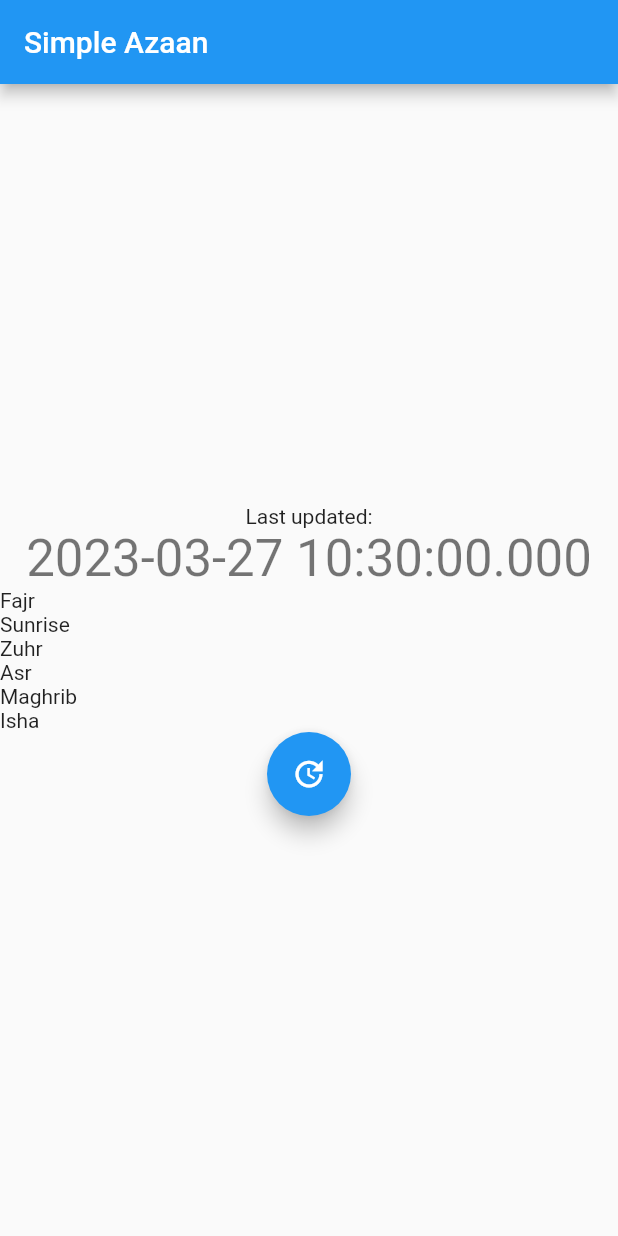
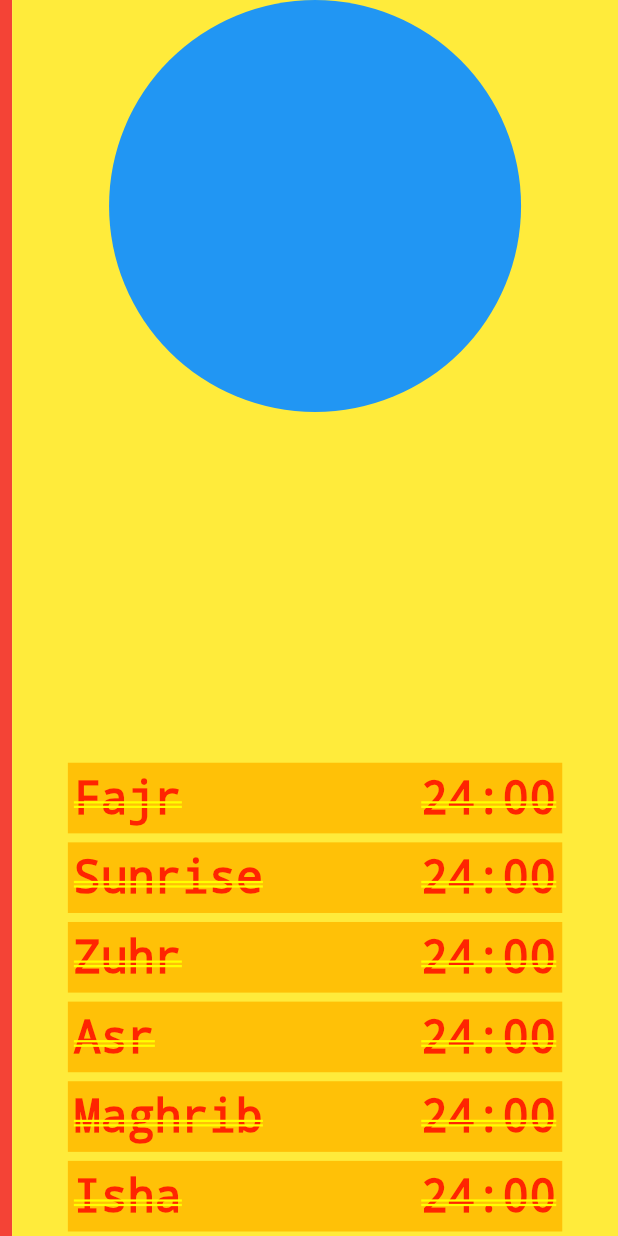
Before and after one commit to burhanhaq/SimpleAzaan, a Flutter app: the screen it shows after launch, on a phone screen of 412 x 824 dp. Run offline on Flutter 3.47's test engine with Material 2 defaults, Android fonts, the phone set to English and light mode, and no system bars; missing offline and left inert: flutter_widgetkit; network calls fail.

Commit message:
Flutter: Add new prayer homepage

```diff
--- /dev/null
+++ b/lib/home_page.dart
@@ -0,0 +1,124 @@
+import 'package:flutter/material.dart';
+import 'package:simple_azaan/aladhan_api.dart';
+import 'package:simple_azaan/prayer.dart';
+import 'package:simple_azaan/prayer_card.dart';
+import 'package:simple_azaan/prayer_data.dart';
+
+class HomePage extends StatefulWidget {
+  const HomePage({super.key});
+
+  @override
+  State<HomePage> createState() => _HomePageState();
+}
+
+class _HomePageState extends State<HomePage> {
+  Prayer? fajr;
+  Prayer? sunrise;
+  Prayer? zuhr;
+  Prayer? asr;
+  Prayer? maghrib;
+  Prayer? isha;
+
+  void _updatePrayerTime() {
+    AlAdhanApi api = AlAdhanApi(
+      city: 'Quakertown',
+      state: 'PA',
+      country: 'United States',
+      method: '2',
+    );
+    Future<dynamic> x = api.getPrayerTimeToday();
+    x.then((value) {
+      PrayerData pd = PrayerData.fromAlAdhanApi(value);
+
+      setState(() {
+        fajr = Prayer('Fajr', pd.time1);
+        sunrise = Prayer('Sunrise', pd.time2);
+        zuhr = Prayer('Zuhr', pd.time3);
+        asr = Prayer('Asr', pd.time4);
+        maghrib = Prayer('Maghrib', pd.time5);
+        isha = Prayer('Isha', pd.time6);
+      });
+    });
+  }
+
+  @override
+  Widget build(BuildContext context) {
+    _updatePrayerTime();
+
+    var screenSize = MediaQuery.of(context).size;
+    var clockDiameter = screenSize.width / 1.5;
+
+    return Row(
+      mainAxisSize: MainAxisSize.max,
+      children: [
+        Expanded(
+          flex: 2,
+          child: Container(
+            color: Colors.red,
+          ),
+        ),
+        Expanded(
+          flex: 100,
+          child: Container(
+            color: Colors.yellow,
+            child: SafeArea(
+              child: Column(
+                crossAxisAlignment: CrossAxisAlignment.center,
+                mainAxisAlignment: MainAxisAlignment.spaceBetween,
+                children: [
+                  Container(
+                    height: clockDiameter,
+                    width: clockDiameter,
+                    decoration: const BoxDecoration(
+                      shape: BoxShape.circle,
+                      color: Colors.blue,
+                    ),
+                  ),
+                  Container(
+                    child: Column(children: [
+                      Column(
+                        mainAxisAlignment: MainAxisAlignment.center,
+                        children: [
+                          PrayerCard(
+                            prayer: fajr ??
+                                Prayer('Fajr',
+                                    DateTime.parse('2020-03-25 00:00:00')),
+                          ),
+                          PrayerCard(
+                            prayer: sunrise ??
+                                Prayer('Sunrise',
+                                    DateTime.parse('2020-03-25 00:00:00')),
+                          ),
+                          PrayerCard(
+                            prayer: zuhr ??
+                                Prayer('Zuhr',
+                                    DateTime.parse('2020-03-25 00:00:00')),
+                          ),
+                          PrayerCard(
+                            prayer: asr ??
+                                Prayer('Asr',
+                                    DateTime.parse('2020-03-25 00:00:00')),
+                          ),
+                          PrayerCard(
+                            prayer: maghrib ??
+                                Prayer('Maghrib',
+                                    DateTime.parse('2020-03-25 00:00:00')),
+                          ),
+                          PrayerCard(
+                            prayer: isha ??
+                                Prayer('Isha',
+                                    DateTime.parse('2020-03-25 00:00:00')),
+                          ),
+                        ],
+                      ),
+                    ]),
+                  ),
+                ],
+              ),
+            ),
+          ),
+        ),
+      ],
+    );
+  }
+}
--- a/lib/main.dart
+++ b/lib/main.dart
@@ -1,12 +1,13 @@
 import 'dart:convert';
 
 import 'package:flutter/material.dart';
-// import 'package:home_widget/home_widget.dart';
 import 'package:flutter_widgetkit/flutter_widgetkit.dart';
 
 import 'package:simple_azaan/prayer_data.dart';
 import 'package:simple_azaan/aladhan_api.dart';
 import 'package:simple_azaan/constants.dart';
+
+import 'package:simple_azaan/home_page.dart';
 
 void main() {
   WidgetsFlutterBinding.ensureInitialized();
@@ -23,156 +24,156 @@ class MyApp extends StatelessWidget {
       theme: ThemeData(
         primarySwatch: Colors.blue,
       ),
-      home: const MyHomePage(title: 'Simple Azaan'),
+      home: const HomePage(),
     );
   }
 }
 
-class MyHomePage extends StatefulWidget {
-  const MyHomePage({super.key, required this.title});
-  final String title;
+// class MyHomePage extends StatefulWidget {
+//   const MyHomePage({super.key, required this.title});
+//   final String title;
 
-  @override
-  State<MyHomePage> createState() => _MyHomePageState();
-}
+//   @override
+//   State<MyHomePage> createState() => _MyHomePageState();
+// }
 
-class _MyHomePageState extends State<MyHomePage> {
-  DateTime lastUpdated = DateTime.now();
+// class _MyHomePageState extends State<MyHomePage> {
+//   DateTime lastUpdated = DateTime.now();
 
-  @override
-  void initState() {
-    super.initState();
-    _updatePrayerTime();
-    getPrayerTimeFromStorage();
-  }
+//   @override
+//   void initState() {
+//     super.initState();
+//     _updatePrayerTime();
+//     getPrayerTimeFromStorage();
+//   }
 
-  void _updatePrayerTime() {
-    AlAdhanApi api = AlAdhanApi();
-    Future<dynamic> x = api.getPrayerTimeToday();
-    x.then((value) {
-      // print(value);
-      var pd = PrayerData.fromAlAdhanApi(value);
-      // print('time1: ${pd.time1}');
-      // print('time2: ${pd.time2}');
-      // print('time3: ${pd.time3}');
-      // print('time4: ${pd.time4}');
-      // print('time5: ${pd.time5}');
-      // print('time6: ${pd.time6}');
+//   void _updatePrayerTime() {
+//     AlAdhanApi api = AlAdhanApi();
+//     Future<dynamic> x = api.getPrayerTimeToday();
+//     x.then((value) {
+//       // print(value);
+//       var pd = PrayerData.fromAlAdhanApi(value);
+//       // print('time1: ${pd.time1}');
+//       // print('time2: ${pd.time2}');
+//       // print('time3: ${pd.time3}');
+//       // print('time4: ${pd.time4}');
+//       // print('time5: ${pd.time5}');
+//       // print('time6: ${pd.time6}');
 
-      // PrayerData prayerData1 = PrayerData(
-      //   // DateTime(2022, 10, 9, 5, 0),
-      //   // DateTime(2022, 10, 9, 7, 15),
-      //   // DateTime(2022, 10, 9, 13, 2, 10),
-      //   // DateTime(2022, 10, 9, 13, 2, 20),
-      //   // DateTime(2022, 10, 9, 13, 2, 30),
-      //   // DateTime(2022, 10, 9, 13, 2, 40),
-      //   DateTime.now().add(Duration(seconds: 10)),
-      //   DateTime.now().add(Duration(seconds: 20)),
-      //   DateTime.now().add(Duration(seconds: 30)),
-      //   DateTime.now().add(Duration(seconds: 40)),
-      //   DateTime.now().add(Duration(seconds: 50)),
-      //   DateTime.now().add(Duration(seconds: 60)),
-      // );
+//       // PrayerData prayerData1 = PrayerData(
+//       //   // DateTime(2022, 10, 9, 5, 0),
+//       //   // DateTime(2022, 10, 9, 7, 15),
+//       //   // DateTime(2022, 10, 9, 13, 2, 10),
+//       //   // DateTime(2022, 10, 9, 13, 2, 20),
+//       //   // DateTime(2022, 10, 9, 13, 2, 30),
+//       //   // DateTime(2022, 10, 9, 13, 2, 40),
+//       //   DateTime.now().add(Duration(seconds: 10)),
+//       //   DateTime.now().add(Duration(seconds: 20)),
+//       //   DateTime.now().add(Duration(seconds: 30)),
+//       //   DateTime.now().add(Duration(seconds: 40)),
+//       //   DateTime.now().add(Duration(seconds: 50)),
+//       //   DateTime.now().add(Duration(seconds: 60)),
+//       // );
 
-      WidgetKit.setItem(
-        'prayerData',
-        jsonEncode(pd),
-        'group.com.simpleAzaan',
-      );
-      // Shouldn't be required for lock screen widgets
-      // WidgetKit.reloadAllTimelines();
-    });
-    setState(() {
-      lastUpdated = DateTime.now();
-    });
-  }
+//       WidgetKit.setItem(
+//         'prayerData',
+//         jsonEncode(pd),
+//         'group.com.simpleAzaan',
+//       );
+//       // Shouldn't be required for lock screen widgets
+//       // WidgetKit.reloadAllTimelines();
+//     });
+//     setState(() {
+//       lastUpdated = DateTime.now();
+//     });
+//   }
 
-  PrayerData? pd;
-  void getPrayerTimeFromStorage() async {
-    Future<dynamic> jsonPrayerData = WidgetKit.getItem(kPrayerKey, kGroup);
-    PrayerData pd2 = await jsonPrayerData.then((value) {
-      // print(jsonDecode(value));
-      return PrayerData.fromJson(jsonDecode(value));
-    });
-    setState(() {
-      pd = pd2;
-      // lastUpdated = DateTime.now();
-    });
-    // return pd;
-  }
+//   PrayerData? pd;
+//   void getPrayerTimeFromStorage() async {
+//     Future<dynamic> jsonPrayerData = WidgetKit.getItem(kPrayerKey, kGroup);
+//     PrayerData pd2 = await jsonPrayerData.then((value) {
+//       // print(jsonDecode(value));
+//       return PrayerData.fromJson(jsonDecode(value));
+//     });
+//     setState(() {
+//       pd = pd2;
+//       // lastUpdated = DateTime.now();
+//     });
+//     // return pd;
+//   }
 
-  // getPrayerTimeFromStorage().then((value) => pd = value);
+//   // getPrayerTimeFromStorage().then((value) => pd = value);
 
-  @override
-  Widget build(BuildContext context) {
-    _updatePrayerTime();
+//   @override
+//   Widget build(BuildContext context) {
+//     _updatePrayerTime();
 
-    return Scaffold(
-      appBar: AppBar(
-        title: Text(widget.title),
-      ),
-      body: Center(
-        child: Column(
-          mainAxisAlignment: MainAxisAlignment.center,
-          children: <Widget>[
-            const Text(
-              'Last updated:',
-            ),
-            Text(
-              '$lastUpdated',
-              style: Theme.of(context).textTheme.headlineMedium,
-            ),
-            Column(
-              children: [
-                Row(
-                  children: [
-                    const Text('Fajr'),
-                    Text(pd == null ? "" : pd!.getTimeString(pd!.time1)),
-                  ],
-                ),
-                Row(
-                  children: [
-                    const Text('Sunrise'),
-                    Text(pd == null ? "" : pd!.getTimeString(pd!.time2)),
-                  ],
-                ),
-                Row(
-                  children: [
-                    const Text('Zuhr'),
-                    Text(pd == null ? "" : pd!.getTimeString(pd!.time3)),
-                  ],
-                ),
-                Row(
-                  children: [
-                    const Text('Asr'),
-                    Text(pd == null ? "" : pd!.getTimeString(pd!.time4)),
-                  ],
-                ),
-                Row(
-                  children: [
-                    const Text('Maghrib'),
-                    Text(pd == null ? "" : pd!.getTimeString(pd!.time5)),
-                  ],
-                ),
-                Row(
-                  children: [
-                    const Text('Isha'),
-                    Text(pd == null ? "" : pd!.getTimeString(pd!.time6)),
-                  ],
-                ),
-              ],
-            ),
-            FloatingActionButton(
-              onPressed: () {
-                _updatePrayerTime();
-                getPrayerTimeFromStorage();
-              },
-              tooltip: 'Update',
-              child: const Icon(Icons.update),
-            ),
-          ],
-        ),
-      ),
-    );
-  }
-}
+//     return Scaffold(
+//       appBar: AppBar(
+//         title: Text(widget.title),
+//       ),
+//       body: Center(
+//         child: Column(
+//           mainAxisAlignment: MainAxisAlignment.center,
+//           children: <Widget>[
+//             const Text(
+//               'Last updated:',
+//             ),
+//             Text(
+//               '$lastUpdated',
+//               style: Theme.of(context).textTheme.headlineMedium,
+//             ),
+//             Column(
+//               children: [
+//                 Row(
+//                   children: [
+//                     const Text('Fajr'),
+//                     Text(pd == null ? "" : pd!.getTimeString(pd!.time1)),
+//                   ],
+//                 ),
+//                 Row(
+//                   children: [
+//                     const Text('Sunrise'),
+//                     Text(pd == null ? "" : pd!.getTimeString(pd!.time2)),
+//                   ],
+//                 ),
+//                 Row(
+//                   children: [
+//                     const Text('Zuhr'),
+//                     Text(pd == null ? "" : pd!.getTimeString(pd!.time3)),
+//                   ],
+//                 ),
+//                 Row(
+//                   children: [
+//                     const Text('Asr'),
+//                     Text(pd == null ? "" : pd!.getTimeString(pd!.time4)),
+//                   ],
+//                 ),
+//                 Row(
+//                   children: [
+//                     const Text('Maghrib'),
+//                     Text(pd == null ? "" : pd!.getTimeString(pd!.time5)),
+//                   ],
+//                 ),
+//                 Row(
+//                   children: [
+//                     const Text('Isha'),
+//                     Text(pd == null ? "" : pd!.getTimeString(pd!.time6)),
+//                   ],
+//                 ),
+//               ],
+//             ),
+//             FloatingActionButton(
+//               onPressed: () {
+//                 _updatePrayerTime();
+//                 getPrayerTimeFromStorage();
+//               },
+//               tooltip: 'Update',
+//               child: const Icon(Icons.update),
+//             ),
+//           ],
+//         ),
+//       ),
+//     );
+//   }
+// }
--- /dev/null
+++ b/lib/prayer.dart
@@ -0,0 +1,16 @@
+import 'package:intl/intl.dart';
+
+class Prayer {
+  final String name;
+  final DateTime prayerTime;
+
+  Prayer(
+    this.name,
+    this.prayerTime,
+  );
+
+  String getTimeString() {
+    String formattedDate = DateFormat('kk:mm').format(prayerTime);
+    return formattedDate;
+  }
+}
--- /dev/null
+++ b/lib/prayer_card.dart
@@ -0,0 +1,47 @@
+import 'package:flutter/material.dart';
+import 'package:simple_azaan/prayer.dart';
+
+class PrayerCard extends StatefulWidget {
+  final Prayer prayer;
+  const PrayerCard({super.key, required this.prayer});
+
+  @override
+  State<PrayerCard> createState() => _PrayerCardState();
+}
+
+class _PrayerCardState extends State<PrayerCard> {
+  @override
+  Widget build(BuildContext context) {
+    var screenSize = MediaQuery.of(context).size;
+    var cardWidth = screenSize.width * 0.8;
+    var cardHeight = cardWidth / 7;
+
+    var prayerPassed = widget.prayer.prayerTime.isBefore(DateTime.now());
+
+    return Container(
+      width: cardWidth,
+      height: cardHeight,
+      padding: const EdgeInsets.all(4),
+      margin: const EdgeInsets.symmetric(vertical: 3),
+      color: Colors.amber,
+      child: Row(mainAxisAlignment: MainAxisAlignment.spaceBetween, children: [
+        Text(
+          widget.prayer.name,
+          style: TextStyle(
+            fontSize: 30,
+            decoration:
+                prayerPassed ? TextDecoration.lineThrough : TextDecoration.none,
+          ),
+        ),
+        Text(
+          widget.prayer.getTimeString(),
+          style: TextStyle(
+            fontSize: 30,
+            decoration:
+                prayerPassed ? TextDecoration.lineThrough : TextDecoration.none,
+          ),
+        )
+      ]),
+    );
+  }
+}
```
